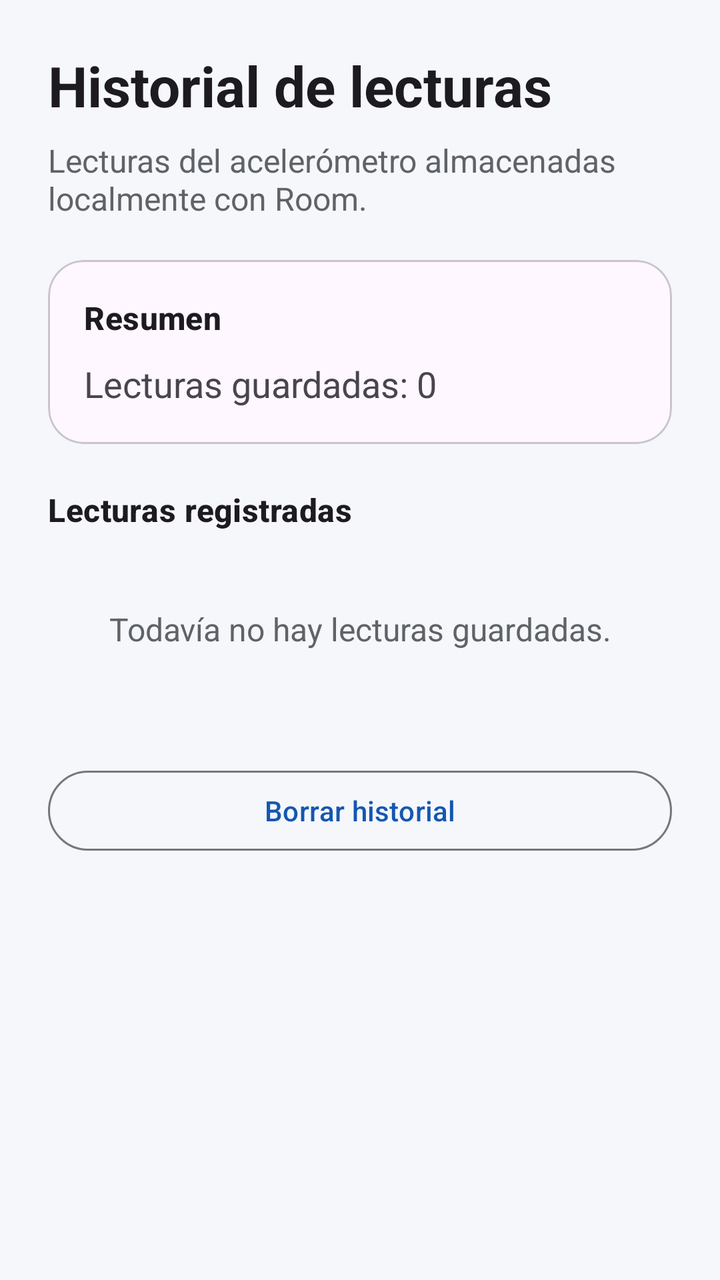
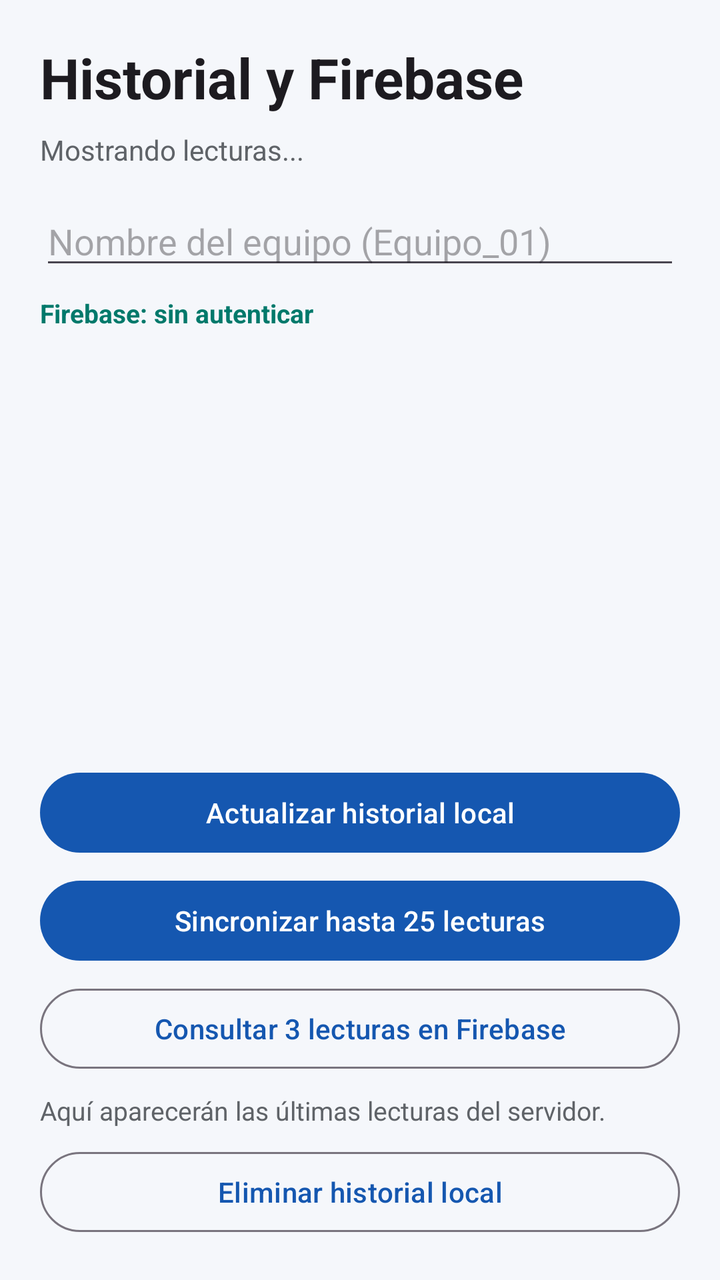

Before-and-after screenshots of an Android layout around one commit, followed by the original layout XML and the change that was made.
<!-- AndroidManifest.xml: application theme Theme.PhoneLab -->
<!-- res/layout/activity_historial.xml -->
<?xml version="1.0" encoding="utf-8"?>
<ScrollView
    xmlns:android="http://schemas.android.com/apk/res/android"
    xmlns:app="http://schemas.android.com/apk/res-auto"
    android:layout_width="match_parent"
    android:layout_height="match_parent"
    android:fillViewport="true"
    android:background="@color/surface_soft">

    <LinearLayout
        android:layout_width="match_parent"
        android:layout_height="wrap_content"
        android:orientation="vertical"
        android:padding="24dp">

        
        <TextView
            android:layout_width="wrap_content"
            android:layout_height="wrap_content"
            android:text="Historial de lecturas"
            android:textAppearance="@style/TextAppearance.Material3.HeadlineMedium"
            android:textStyle="bold" />

        
        <TextView
            android:layout_width="match_parent"
            android:layout_height="wrap_content"
            android:layout_marginTop="8dp"
            android:text="Lecturas del acelerómetro almacenadas localmente con Room."
            android:textColor="@color/text_secondary"
            android:textSize="16sp" />

        
        <com.google.android.material.card.MaterialCardView
            android:layout_width="match_parent"
            android:layout_height="wrap_content"
            android:layout_marginTop="20dp"
            app:cardCornerRadius="18dp">

            <LinearLayout
                android:layout_width="match_parent"
                android:layout_height="wrap_content"
                android:orientation="vertical"
                android:padding="18dp">

                <TextView
                    android:layout_width="wrap_content"
                    android:layout_height="wrap_content"
                    android:text="Resumen"
                    android:textAppearance="@style/TextAppearance.Material3.TitleMedium"
                    android:textStyle="bold" />

                <TextView
                    android:id="@+id/tvTotalReadings"
                    android:layout_width="match_parent"
                    android:layout_height="wrap_content"
                    android:layout_marginTop="10dp"
                    android:text="Lecturas guardadas: 0"
                    android:textSize="18sp" />

            </LinearLayout>

        </com.google.android.material.card.MaterialCardView>

        
        <TextView
            android:layout_width="match_parent"
            android:layout_height="wrap_content"
            android:layout_marginTop="22dp"
            android:text="Lecturas registradas"
            android:textAppearance="@style/TextAppearance.Material3.TitleMedium"
            android:textStyle="bold" />

        
        <TextView
            android:id="@+id/tvEmptyHistory"
            android:layout_width="match_parent"
            android:layout_height="wrap_content"
            android:layout_marginTop="14dp"
            android:gravity="center"
            android:padding="24dp"
            android:text="Todavía no hay lecturas guardadas."
            android:textColor="@color/text_secondary"
            android:textSize="16sp" />

        
        <LinearLayout
            android:id="@+id/historyContainer"
            android:layout_width="match_parent"
            android:layout_height="wrap_content"
            android:layout_marginTop="8dp"
            android:orientation="vertical" />

        
        <com.google.android.material.button.MaterialButton
            android:id="@+id/btnDeleteHistory"
            style="@style/Widget.Material3.Button.OutlinedButton"
            android:layout_width="match_parent"
            android:layout_height="wrap_content"
            android:layout_marginTop="24dp"
            android:text="Borrar historial" />

    </LinearLayout>

</ScrollView>
<!-- resources referenced by this layout -->
<resources>
  <color name="surface_soft">#F5F7FB</color>
  <color name="text_secondary">#5F6368</color>
  <style name="Theme.PhoneLab" parent="Theme.Material3.DayNight.NoActionBar">
          <item name="colorPrimary">@color/blue_primary</item>
          <item name="colorSecondary">@color/teal_secondary</item>
          <item name="android:colorAccent">@color/teal_secondary</item>
          <item name="android:navigationBarColor">@color/surface_soft</item>
      </style>
  <color name="blue_primary">#1557B0</color>
  <color name="teal_secondary">#00796B</color>
</resources>

<!-- the commit's change to res/layout/activity_historial.xml (unified diff, before → after) -->
@@ -1,105 +1,95 @@
 <?xml version="1.0" encoding="utf-8"?>
-<ScrollView
+<LinearLayout
     xmlns:android="http://schemas.android.com/apk/res/android"
-    xmlns:app="http://schemas.android.com/apk/res-auto"
     android:layout_width="match_parent"
     android:layout_height="match_parent"
-    android:fillViewport="true"
-    android:background="@color/surface_soft">
+    android:orientation="vertical"
+    android:background="@color/surface_soft"
+    android:padding="20dp">
 
-    <LinearLayout
+    <TextView
         android:layout_width="match_parent"
         android:layout_height="wrap_content"
-        android:orientation="vertical"
-        android:padding="24dp">
+        android:text="Historial y Firebase"
+        android:textAppearance="@style/TextAppearance.Material3.HeadlineMedium"
+        android:textStyle="bold" />
 
-        
-        <TextView
-            android:layout_width="wrap_content"
-            android:layout_height="wrap_content"
-            android:text="Historial de lecturas"
-            android:textAppearance="@style/TextAppearance.Material3.HeadlineMedium"
-            android:textStyle="bold" />
+    <TextView
+        android:id="@+id/txtResumen"
+        android:layout_width="match_parent"
+        android:layout_height="wrap_content"
+        android:layout_marginTop="8dp"
+        android:text="Mostrando lecturas..."
+        android:textColor="@color/text_secondary" />
 
-        
-        <TextView
-            android:layout_width="match_parent"
-            android:layout_height="wrap_content"
-            android:layout_marginTop="8dp"
-            android:text="Lecturas del acelerómetro almacenadas localmente con Room."
-            android:textColor="@color/text_secondary"
-            android:textSize="16sp" />
+    <EditText
+        android:id="@+id/etEquipo"
+        android:layout_width="match_parent"
+        android:layout_height="wrap_content"
+        android:layout_marginTop="14dp"
+        android:hint="Nombre del equipo (Equipo_01)"
+        android:inputType="text"
+        android:maxLength="40"
+        android:singleLine="true" />
 
-        
-        <com.google.android.material.card.MaterialCardView
-            android:layout_width="match_parent"
-            android:layout_height="wrap_content"
-            android:layout_marginTop="20dp"
-            app:cardCornerRadius="18dp">
+    <TextView
+        android:id="@+id/txtEstadoNube"
+        android:layout_width="match_parent"
+        android:layout_height="wrap_content"
+        android:layout_marginTop="8dp"
+        android:text="Firebase: sin autenticar"
+        android:textColor="@color/teal_secondary"
+        android:textIsSelectable="true"
+        android:textSize="13sp"
+        android:textStyle="bold" />
 
-            <LinearLayout
-                android:layout_width="match_parent"
-                android:layout_height="wrap_content"
-                android:orientation="vertical"
-                android:padding="18dp">
+    <androidx.recyclerview.widget.RecyclerView
+        android:id="@+id/listaLecturas"
+        android:layout_width="match_parent"
+        android:layout_height="0dp"
+        android:layout_marginTop="12dp"
+        android:layout_weight="1"
+        android:clipToPadding="false"
+        android:paddingBottom="8dp" />
 
-                <TextView
-                    android:layout_width="wrap_content"
-                    android:layout_height="wrap_content"
-                    android:text="Resumen"
-                    android:textAppearance="@style/TextAppearance.Material3.TitleMedium"
-                    android:textStyle="bold" />
+    <com.google.android.material.button.MaterialButton
+        android:id="@+id/btnActualizar"
+        android:layout_width="match_parent"
+        android:layout_height="wrap_content"
+        android:text="Actualizar historial local" />
 
-                <TextView
-                    android:id="@+id/tvTotalReadings"
-                    android:layout_width="match_parent"
-                    android:layout_height="wrap_content"
-                    android:layout_marginTop="10dp"
-                    android:text="Lecturas guardadas: 0"
-                    android:textSize="18sp" />
+    <com.google.android.material.button.MaterialButton
+        android:id="@+id/btnNube"
+        android:layout_width="match_parent"
+        android:layout_height="wrap_content"
+        android:layout_marginTop="6dp"
+        android:text="Sincronizar hasta 25 lecturas" />
 
-            </LinearLayout>
+    <com.google.android.material.button.MaterialButton
+        android:id="@+id/btnConsultarNube"
+        style="@style/Widget.Material3.Button.OutlinedButton"
+        android:layout_width="match_parent"
+        android:layout_height="wrap_content"
+        android:layout_marginTop="6dp"
+        android:text="Consultar 3 lecturas en Firebase" />
 
-        </com.google.android.material.card.MaterialCardView>
+    <TextView
+        android:id="@+id/txtUltimasNube"
+        android:layout_width="match_parent"
+        android:layout_height="wrap_content"
+        android:layout_marginTop="8dp"
+        android:maxLines="4"
+        android:ellipsize="end"
+        android:text="Aquí aparecerán las últimas lecturas del servidor."
+        android:textColor="@color/text_secondary"
+        android:textSize="13sp" />
 
-        
-        <TextView
-            android:layout_width="match_parent"
-            android:layout_height="wrap_content"
-            android:layout_marginTop="22dp"
-            android:text="Lecturas registradas"
-            android:textAppearance="@style/TextAppearance.Material3.TitleMedium"
-            android:textStyle="bold" />
+    <com.google.android.material.button.MaterialButton
+        android:id="@+id/btnBorrar"
+        style="@style/Widget.Material3.Button.OutlinedButton"
+        android:layout_width="match_parent"
+        android:layout_height="wrap_content"
+        android:layout_marginTop="8dp"
+        android:text="Eliminar historial local" />
 
-        
-        <TextView
-            android:id="@+id/tvEmptyHistory"
-            android:layout_width="match_parent"
-            android:layout_height="wrap_content"
-            android:layout_marginTop="14dp"
-            android:gravity="center"
-            android:padding="24dp"
-            android:text="Todavía no hay lecturas guardadas."
-            android:textColor="@color/text_secondary"
-            android:textSize="16sp" />
-
-        
-        <LinearLayout
-            android:id="@+id/historyContainer"
-            android:layout_width="match_parent"
-            android:layout_height="wrap_content"
-            android:layout_marginTop="8dp"
-            android:orientation="vertical" />
-
-        
-        <com.google.android.material.button.MaterialButton
-            android:id="@+id/btnDeleteHistory"
-            style="@style/Widget.Material3.Button.OutlinedButton"
-            android:layout_width="match_parent"
-            android:layout_height="wrap_content"
-            android:layout_marginTop="24dp"
-            android:text="Borrar historial" />
-
-    </LinearLayout>
-
-</ScrollView>
+</LinearLayout>
